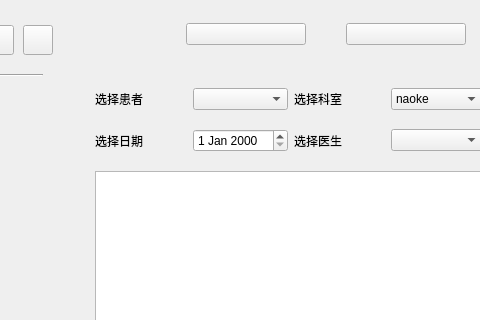
First picture: the form in commonuser/widget.ui, repository sayazaaa/SmMed, before the edit; both pictures show x 221 to 701 and y 0 to 320 of the 1133 by 739 pixel window.
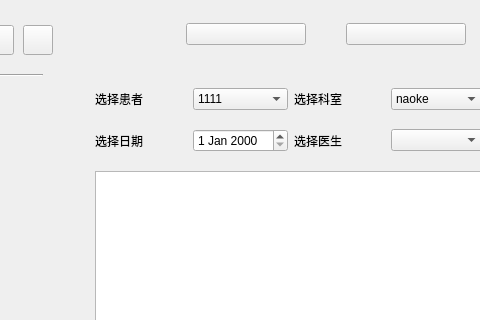
Second picture: the form after the edit. The open tabs and pages were chosen to show the change. Icons and pictures are not drawn. Custom widgets are drawn as their Qt base class.

What changed in the file:
```diff
--- a/commonuser/widget.ui
+++ b/commonuser/widget.ui
@@ -958,7 +958,13 @@
                   </widget>
                  </item>
                  <item row="0" column="1">
-                  <widget class="QComboBox" name="combo_patient_1"/>
+                  <widget class="QComboBox" name="combo_patient_1">
+                   <item>
+                    <property name="text">
+                     <string>1111</string>
+                    </property>
+                   </item>
+                  </widget>
                  </item>
                  <item row="0" column="2">
                   <widget class="QLabel" name="label_depart_1">
```
Left out of the diff: 2 changed lines with no effect on the pictures.
